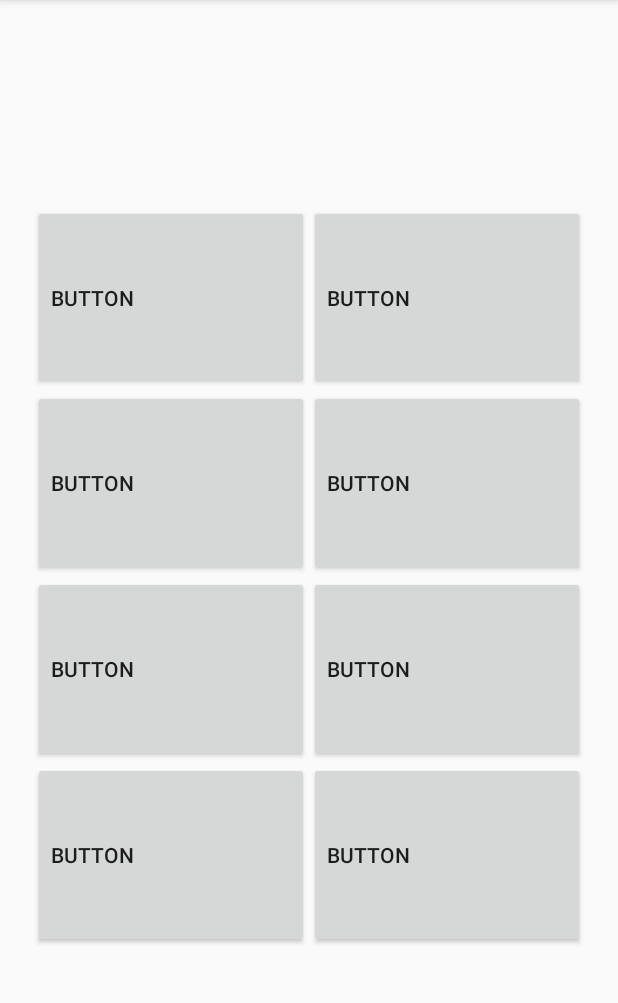
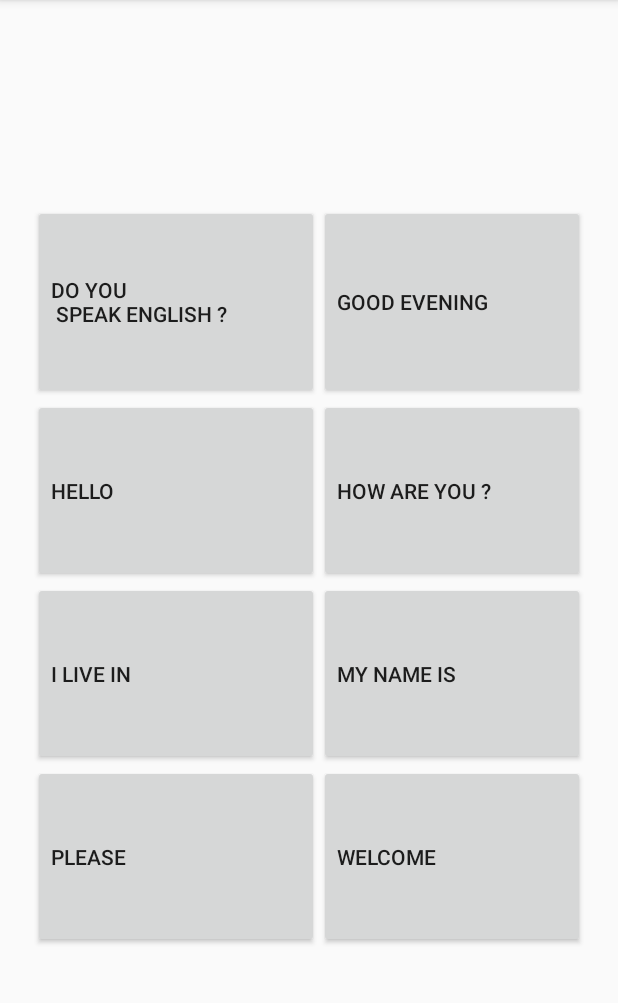
Before and after one commit to code0monkey1/BasicPhrases, an Android app: the screen it shows after launch (MainActivity), on a phone screen of 412 x 824 dp, the part 84-1087 px from its top. Run offline under Robolectric (Android 15) with nearby library versions, the phone set to English and light mode, and no system bars.

```diff
--- a/app/src/main/res/layout/activity_main.xml
+++ b/app/src/main/res/layout/activity_main.xml
@@ -23,49 +23,56 @@
         <Button
             android:id="@+id/button1"
             android:gravity="fill"
-            android:text="Button"
+            android:text="Do you \n speak english ?"
             app:layout_columnWeight="1"
             app:layout_rowWeight="1" />
+
         <Button
-            android:id="@+id/button2"
+            android:id="@+id/button"
             android:gravity="fill"
-            android:text="Button"
+            android:text="good evening "
             app:layout_columnWeight="1"
             app:layout_rowWeight="1" />
+
         <Button
             android:id="@+id/button3"
             android:gravity="fill"
-            android:text="Button"
+            android:text="Hello"
             app:layout_columnWeight="1"
             app:layout_rowWeight="1" />
+
         <Button
             android:id="@+id/button4"
             android:gravity="fill"
-            android:text="Button"
+            android:text="How are you ?"
             app:layout_columnWeight="1"
             app:layout_rowWeight="1" />
+
         <Button
             android:id="@+id/button5"
             android:gravity="fill"
-            android:text="Button"
+            android:text="I live in "
             app:layout_columnWeight="1"
             app:layout_rowWeight="1" />
+
         <Button
             android:id="@+id/button6"
             android:gravity="fill"
-            android:text="Button"
+            android:text="my name is "
             app:layout_columnWeight="1"
             app:layout_rowWeight="1" />
+
         <Button
             android:id="@+id/button7"
             android:gravity="fill"
-            android:text="Button"
+            android:text="please "
             app:layout_columnWeight="1"
             app:layout_rowWeight="1" />
+
         <Button
             android:id="@+id/button8"
             android:gravity="fill"
-            android:text="Button"
+            android:text="Welcome"
             app:layout_columnWeight="1"
             app:layout_rowWeight="1" />
     </android.support.v7.widget.GridLayout>
```
